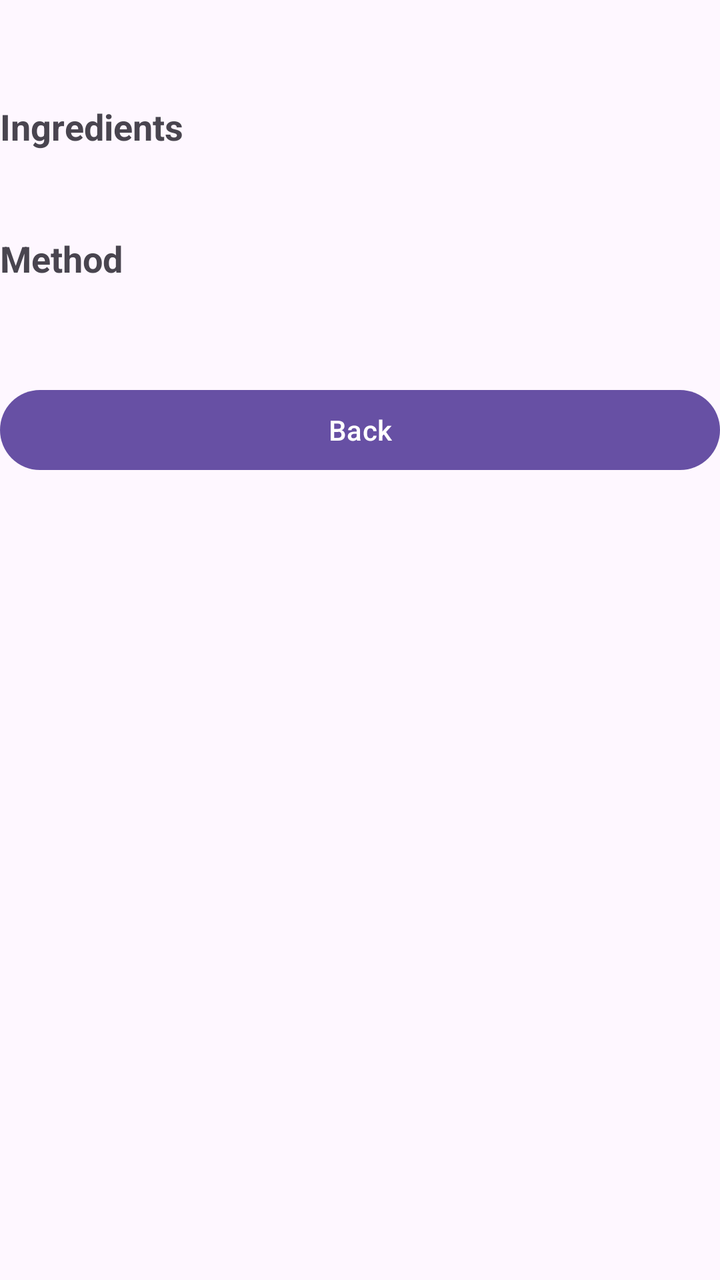
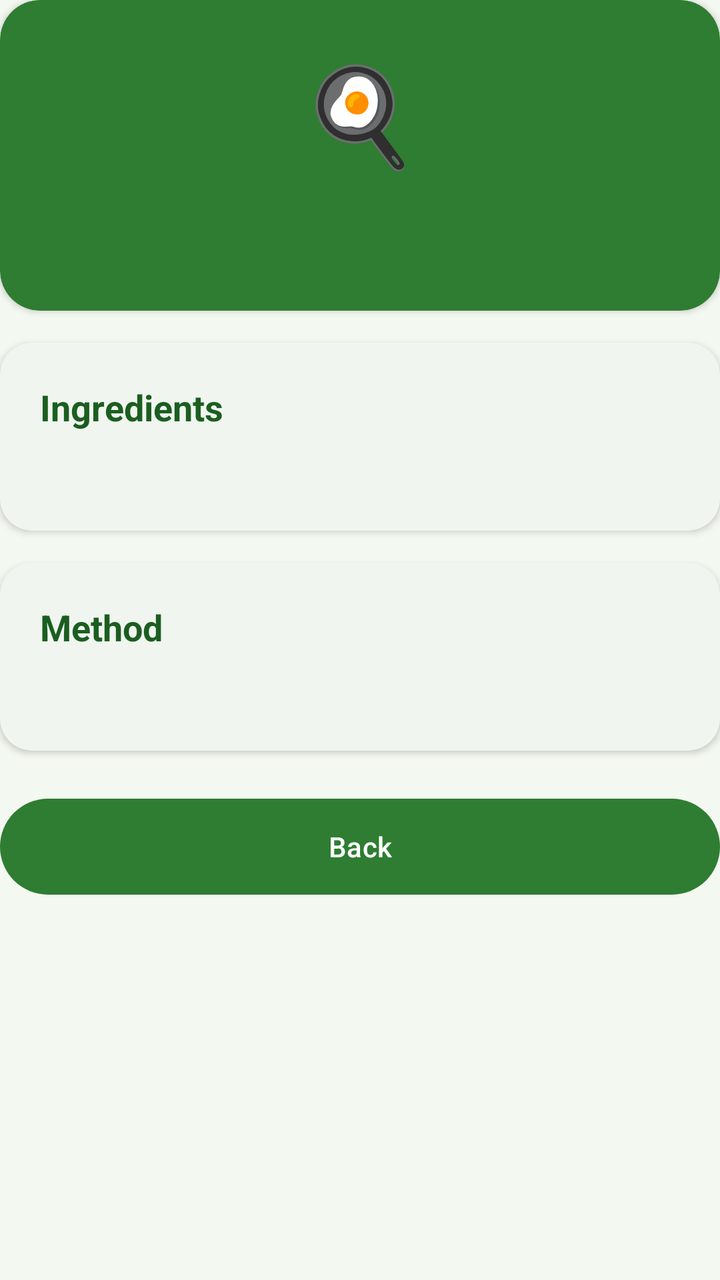

The first picture is an Android layout as it rendered before a commit; the second is the same layout after the commit. The layout source and the unified diff follow.
<!-- AndroidManifest.xml: application theme Theme.SmartPantrymanager -->
<!-- res/layout/activity_recipe_detail.xml -->
<?xml version="1.0" encoding="utf-8"?>
<ScrollView xmlns:android="http://schemas.android.com/apk/res/android"
    android:id="@+id/detailRoot"
    android:layout_width="match_parent"
    android:layout_height="match_parent">

    <LinearLayout
        android:layout_width="match_parent"
        android:layout_height="wrap_content"
        android:orientation="vertical">

        <TextView
            android:id="@+id/textRecipeTitle"
            android:layout_width="match_parent"
            android:layout_height="wrap_content"
            android:textSize="26sp"
            android:textStyle="bold" />

        <TextView
            android:layout_width="match_parent"
            android:layout_height="wrap_content"
            android:layout_marginTop="16dp"
            android:text="Ingredients"
            android:textSize="18sp"
            android:textStyle="bold" />

        <TextView
            android:id="@+id/textIngredients"
            android:layout_width="match_parent"
            android:layout_height="wrap_content"
            android:layout_marginTop="4dp"
            android:textSize="16sp" />

        <TextView
            android:layout_width="match_parent"
            android:layout_height="wrap_content"
            android:layout_marginTop="16dp"
            android:text="Method"
            android:textSize="18sp"
            android:textStyle="bold" />

        <TextView
            android:id="@+id/textSteps"
            android:layout_width="match_parent"
            android:layout_height="wrap_content"
            android:layout_marginTop="4dp"
            android:textSize="16sp" />

        <Button
            android:id="@+id/buttonBack"
            android:layout_width="match_parent"
            android:layout_height="wrap_content"
            android:layout_marginTop="24dp"
            android:text="Back" />
    </LinearLayout>
</ScrollView>
<!-- resources referenced by this layout -->
<resources>
  <style name="Theme.SmartPantrymanager" parent="Base.Theme.SmartPantrymanager" />
  <style name="Base.Theme.SmartPantrymanager" parent="Theme.Material3.DayNight.NoActionBar">
          
          
      </style>
</resources>

<!-- the commit's change to res/layout/activity_recipe_detail.xml (unified diff, before → after) -->
@@ -1,56 +1,123 @@
 <?xml version="1.0" encoding="utf-8"?>
 <ScrollView xmlns:android="http://schemas.android.com/apk/res/android"
+    xmlns:app="http://schemas.android.com/apk/res-auto"
     android:id="@+id/detailRoot"
     android:layout_width="match_parent"
-    android:layout_height="match_parent">
+    android:layout_height="match_parent"
+    android:background="@color/background"
+    android:clipToPadding="false">
 
     <LinearLayout
         android:layout_width="match_parent"
         android:layout_height="wrap_content"
         android:orientation="vertical">
 
-        <TextView
-            android:id="@+id/textRecipeTitle"
+        <com.google.android.material.card.MaterialCardView
             android:layout_width="match_parent"
             android:layout_height="wrap_content"
-            android:textSize="26sp"
-            android:textStyle="bold" />
+            app:cardBackgroundColor="@color/green_primary"
+            app:cardCornerRadius="20dp"
+            app:cardElevation="2dp"
+            app:strokeWidth="0dp">
 
-        <TextView
+            <LinearLayout
+                android:layout_width="match_parent"
+                android:layout_height="wrap_content"
+                android:gravity="center"
+                android:orientation="vertical"
+                android:padding="24dp">
+
+                <TextView
+                    android:layout_width="wrap_content"
+                    android:layout_height="wrap_content"
+                    android:text="🍳"
+                    android:textSize="48sp" />
+
+                <TextView
+                    android:id="@+id/textRecipeTitle"
+                    android:layout_width="match_parent"
+                    android:layout_height="wrap_content"
+                    android:layout_marginTop="8dp"
+                    android:gravity="center"
+                    android:textColor="@color/white"
+                    android:textSize="26sp"
+                    android:textStyle="bold" />
+            </LinearLayout>
+        </com.google.android.material.card.MaterialCardView>
+
+        <com.google.android.material.card.MaterialCardView
             android:layout_width="match_parent"
             android:layout_height="wrap_content"
             android:layout_marginTop="16dp"
-            android:text="Ingredients"
-            android:textSize="18sp"
-            android:textStyle="bold" />
+            app:cardBackgroundColor="@color/white"
+            app:cardCornerRadius="16dp"
+            app:cardElevation="2dp"
+            app:strokeWidth="0dp">
 
-        <TextView
-            android:id="@+id/textIngredients"
-            android:layout_width="match_parent"
-            android:layout_height="wrap_content"
-            android:layout_marginTop="4dp"
-            android:textSize="16sp" />
+            <LinearLayout
+                android:layout_width="match_parent"
+                android:layout_height="wrap_content"
+                android:orientation="vertical"
+                android:padding="20dp">
 
-        <TextView
+                <TextView
+                    android:layout_width="wrap_content"
+                    android:layout_height="wrap_content"
+                    android:text="Ingredients"
+                    android:textColor="@color/green_dark"
+                    android:textSize="18sp"
+                    android:textStyle="bold" />
+
+                <TextView
+                    android:id="@+id/textIngredients"
+                    android:layout_width="match_parent"
+                    android:layout_height="wrap_content"
+                    android:layout_marginTop="8dp"
+                    android:lineSpacingExtra="4dp"
+                    android:textColor="@color/text_primary"
+                    android:textSize="16sp" />
+            </LinearLayout>
+        </com.google.android.material.card.MaterialCardView>
+
+        <com.google.android.material.card.MaterialCardView
             android:layout_width="match_parent"
             android:layout_height="wrap_content"
             android:layout_marginTop="16dp"
-            android:text="Method"
-            android:textSize="18sp"
-            android:textStyle="bold" />
+            app:cardBackgroundColor="@color/white"
+            app:cardCornerRadius="16dp"
+            app:cardElevation="2dp"
+            app:strokeWidth="0dp">
 
-        <TextView
-            android:id="@+id/textSteps"
-            android:layout_width="match_parent"
-            android:layout_height="wrap_content"
-            android:layout_marginTop="4dp"
-            android:textSize="16sp" />
+            <LinearLayout
+                android:layout_width="match_parent"
+                android:layout_height="wrap_content"
+                android:orientation="vertical"
+                android:padding="20dp">
 
-        <Button
+                <TextView
+                    android:layout_width="wrap_content"
+                    android:layout_height="wrap_content"
+                    android:text="Method"
+                    android:textColor="@color/green_dark"
+                    android:textSize="18sp"
+                    android:textStyle="bold" />
+
+                <TextView
+                    android:id="@+id/textSteps"
+                    android:layout_width="match_parent"
+                    android:layout_height="wrap_content"
+                    android:layout_marginTop="8dp"
+                    android:lineSpacingExtra="4dp"
+                    android:textColor="@color/text_primary"
+                    android:textSize="16sp" />
+            </LinearLayout>
+        </com.google.android.material.card.MaterialCardView>
+
+        <com.google.android.material.button.MaterialButton
             android:id="@+id/buttonBack"
             android:layout_width="match_parent"
-            android:layout_height="wrap_content"
-            android:layout_marginTop="24dp"
+            android:layout_height="56dp"
+            android:layout_marginTop="20dp"
             android:text="Back" />
     </LinearLayout>
 </ScrollView>
<!-- resource entries referenced after the edit -->
@@ -1,9 +1,26 @@
 <!-- resources referenced by this layout -->
 <resources>
+  <color name="background">#F3F8F0</color>
+  <color name="green_dark">#1B5E20</color>
+  <color name="green_primary">#2E7D32</color>
+  <color name="text_primary">#1F2A1F</color>
+  <color name="white">#FFFFFFFF</color>
   <style name="Theme.SmartPantrymanager" parent="Base.Theme.SmartPantrymanager" />
-  <style name="Base.Theme.SmartPantrymanager" parent="Theme.Material3.DayNight.NoActionBar">
-          
-          
+  <style name="Base.Theme.SmartPantrymanager" parent="Theme.Material3.Light.NoActionBar">
+          <item name="colorPrimary">@color/green_primary</item>
+          <item name="colorOnPrimary">@color/white</item>
+          <item name="colorPrimaryContainer">@color/green_light</item>
+          <item name="colorOnPrimaryContainer">@color/green_dark</item>
+          <item name="colorSecondary">@color/green_primary</item>
+          <item name="colorOnSecondary">@color/white</item>
+          <item name="colorSecondaryContainer">@color/green_light</item>
+          <item name="colorOnSecondaryContainer">@color/green_dark</item>
+          <item name="colorSurface">@color/white</item>
+          <item name="colorOnSurface">@color/text_primary</item>
+          <item name="android:colorBackground">@color/background</item>
+          <item name="android:windowBackground">@color/background</item>
+          <item name="android:windowLightStatusBar">true</item>
       </style>
+  <color name="green_light">#DCEDC8</color>
 </resources>
 
